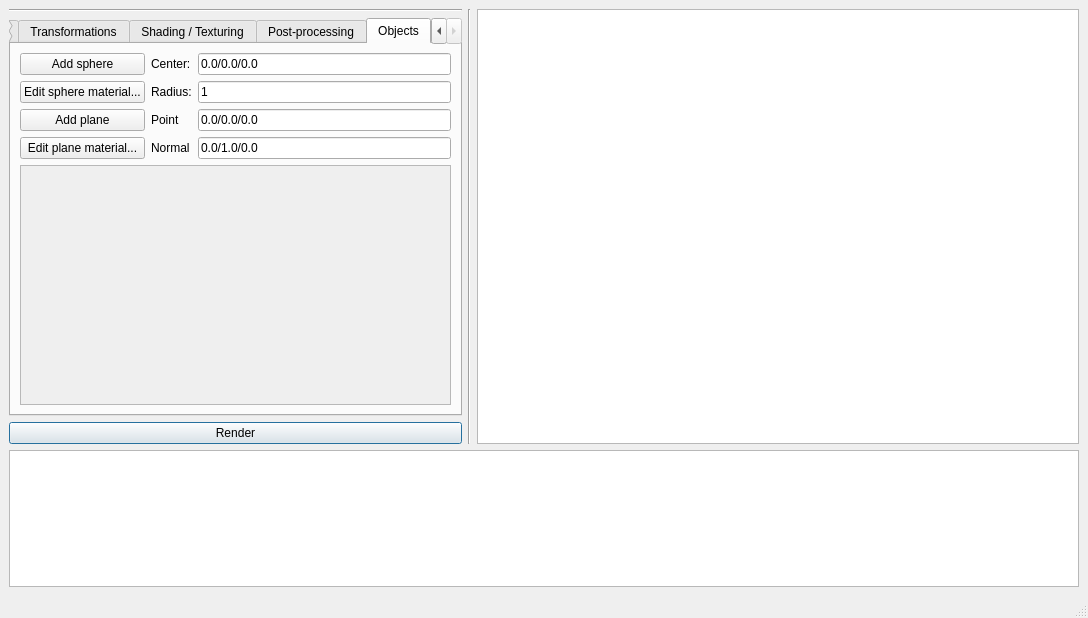
Before: the Qt Designer form tp2/projets/QT/mainwindow.ui in TomClabault/RayTracerCPP, drawn with Qt 5.
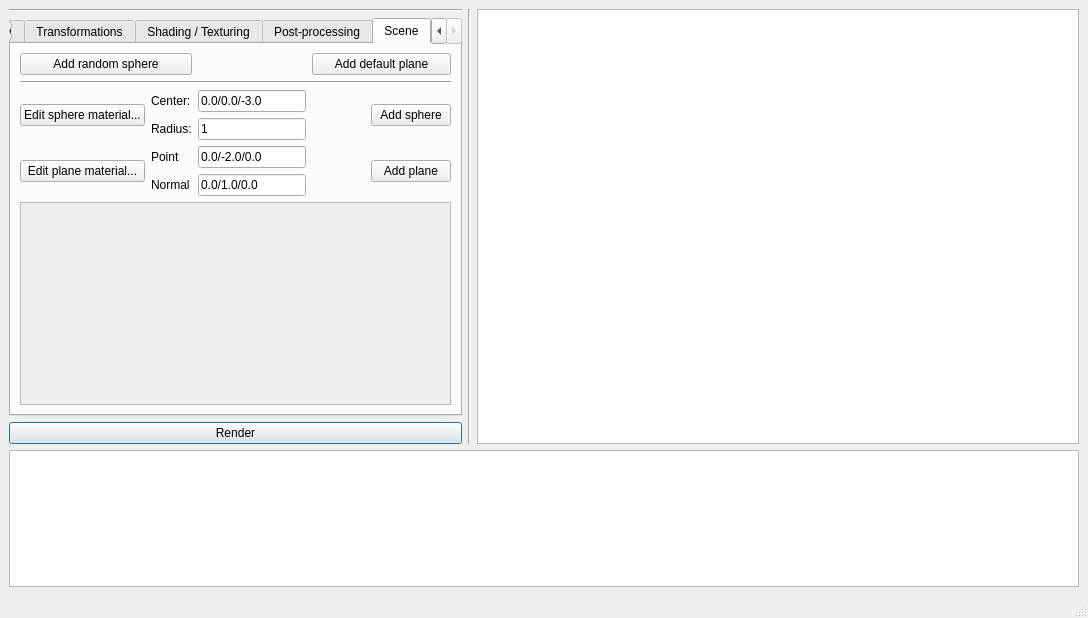
After: the same form once the commit is applied. The open tabs and pages were chosen to show the change.

Commit message: Add random sphere UI button. Add default sphere/plane. Default plane material. Fixed shadows computation errors

```diff
--- a/tp2/projets/QT/mainwindow.ui
+++ b/tp2/projets/QT/mainwindow.ui
@@ -1206,7 +1206,7 @@
           </widget>
           <widget class="QWidget" name="objects_tab">
            <attribute name="title">
-            <string>Objects</string>
+            <string>Scene</string>
            </attribute>
            <layout class="QGridLayout" name="gridLayout_14">
             <item row="2" column="0">
@@ -1226,7 +1226,7 @@
                  <x>0</x>
                  <y>0</y>
                  <width>427</width>
-                 <height>258</height>
+                 <height>219</height>
                 </rect>
                </property>
                <layout class="QGridLayout" name="gridLayout_15">
@@ -1251,47 +1251,35 @@
             </item>
             <item row="0" column="0">
              <layout class="QGridLayout" name="gridLayout_13">
-              <item row="3" column="2">
-               <widget class="QLineEdit" name="plane_point_edit">
-                <property name="sizePolicy">
-                 <sizepolicy hsizetype="Minimum" vsizetype="Fixed">
-                  <horstretch>0</horstretch>
-                  <verstretch>0</verstretch>
-                 </sizepolicy>
-                </property>
-                <property name="text">
-                 <string>0.0/0.0/0.0</string>
-                </property>
-               </widget>
-              </item>
-              <item row="3" column="0">
-               <widget class="QPushButton" name="add_plane_button">
-                <property name="text">
-                 <string>Add plane</string>
-                </property>
-               </widget>
-              </item>
-              <item row="1" column="2">
-               <widget class="QLineEdit" name="sphere_radius_edit">
-                <property name="sizePolicy">
-                 <sizepolicy hsizetype="Minimum" vsizetype="Fixed">
-                  <horstretch>0</horstretch>
-                  <verstretch>0</verstretch>
-                 </sizepolicy>
-                </property>
-                <property name="text">
-                 <string>1</string>
-                </property>
-               </widget>
-              </item>
-              <item row="1" column="0">
+              <item row="2" column="0" rowspan="2">
                <widget class="QPushButton" name="edit_sphere_material_button">
                 <property name="text">
                  <string>Edit sphere material...</string>
                 </property>
                </widget>
               </item>
-              <item row="1" column="1">
+              <item row="5" column="0" rowspan="2">
+               <widget class="QPushButton" name="edit_plane_material_button">
+                <property name="text">
+                 <string>Edit plane material...</string>
+                </property>
+               </widget>
+              </item>
+              <item row="0" column="0" colspan="2">
+               <widget class="QPushButton" name="add_random_sphere_button">
+                <property name="text">
+                 <string>Add random sphere</string>
+                </property>
+               </widget>
+              </item>
+              <item row="6" column="1">
+               <widget class="QLabel" name="plane_normal_label">
+                <property name="text">
+                 <string>Normal</string>
+                </property>
+               </widget>
+              </item>
+              <item row="3" column="1">
                <widget class="QLabel" name="sphere_radius_label">
                 <property name="sizePolicy">
                  <sizepolicy hsizetype="Minimum" vsizetype="Preferred">
@@ -1304,33 +1292,27 @@
                 </property>
                </widget>
               </item>
-              <item row="0" column="1">
-               <widget class="QLabel" name="sphere_center_label">
-                <property name="sizePolicy">
-                 <sizepolicy hsizetype="Minimum" vsizetype="Preferred">
-                  <horstretch>0</horstretch>
-                  <verstretch>0</verstretch>
-                 </sizepolicy>
-                </property>
+              <item row="6" column="2">
+               <widget class="QLineEdit" name="plane_normal_edit">
                 <property name="text">
-                 <string>Center:</string>
+                 <string>0.0/1.0/0.0</string>
                 </property>
                </widget>
               </item>
-              <item row="0" column="2">
-               <widget class="QLineEdit" name="sphere_center_edit">
-                <property name="sizePolicy">
-                 <sizepolicy hsizetype="Minimum" vsizetype="Fixed">
-                  <horstretch>0</horstretch>
-                  <verstretch>0</verstretch>
-                 </sizepolicy>
+              <item row="5" column="3" rowspan="2">
+               <spacer name="horizontalSpacer_3">
+                <property name="orientation">
+                 <enum>Qt::Horizontal</enum>
                 </property>
-                <property name="text">
-                 <string>0.0/0.0/0.0</string>
+                <property name="sizeHint" stdset="0">
+                 <size>
+                  <width>40</width>
+                  <height>20</height>
+                 </size>
                 </property>
-               </widget>
+               </spacer>
               </item>
-              <item row="0" column="0">
+              <item row="2" column="4" rowspan="2">
                <widget class="QPushButton" name="add_sphere_button">
                 <property name="sizePolicy">
                  <sizepolicy hsizetype="Minimum" vsizetype="Fixed">
@@ -1343,31 +1325,96 @@
                 </property>
                </widget>
               </item>
-              <item row="3" column="1">
+              <item row="5" column="2">
+               <widget class="QLineEdit" name="plane_point_edit">
+                <property name="sizePolicy">
+                 <sizepolicy hsizetype="Minimum" vsizetype="Fixed">
+                  <horstretch>0</horstretch>
+                  <verstretch>0</verstretch>
+                 </sizepolicy>
+                </property>
+                <property name="text">
+                 <string>0.0/-2.0/0.0</string>
+                </property>
+               </widget>
+              </item>
+              <item row="5" column="1">
                <widget class="QLabel" name="plane_point_label">
                 <property name="text">
                  <string>Point</string>
                 </property>
                </widget>
               </item>
-              <item row="4" column="1">
-               <widget class="QLabel" name="plane_normal_label">
+              <item row="2" column="2">
+               <widget class="QLineEdit" name="sphere_center_edit">
+                <property name="sizePolicy">
+                 <sizepolicy hsizetype="Minimum" vsizetype="Fixed">
+                  <horstretch>0</horstretch>
+                  <verstretch>0</verstretch>
+                 </sizepolicy>
+                </property>
                 <property name="text">
-                 <string>Normal</string>
+                 <string>0.0/0.0/-3.0</string>
                 </property>
                </widget>
               </item>
-              <item row="4" column="2">
-               <widget class="QLineEdit" name="plane_normal_edit">
+              <item row="2" column="1">
+               <widget class="QLabel" name="sphere_center_label">
+                <property name="sizePolicy">
+                 <sizepolicy hsizetype="Minimum" vsizetype="Preferred">
+                  <horstretch>0</horstretch>
+                  <verstretch>0</verstretch>
+                 </sizepolicy>
+                </property>
                 <property name="text">
-                 <string>0.0/1.0/0.0</string>
+                 <string>Center:</string>
                 </property>
                </widget>
               </item>
-              <item row="4" column="0">
-               <widget class="QPushButton" name="edit_plane_material_button">
+              <item row="5" column="4" rowspan="2">
+               <widget class="QPushButton" name="add_plane_button">
                 <property name="text">
-                 <string>Edit plane material...</string>
+                 <string>Add plane</string>
+                </property>
+               </widget>
+              </item>
+              <item row="3" column="2">
+               <widget class="QLineEdit" name="sphere_radius_edit">
+                <property name="sizePolicy">
+                 <sizepolicy hsizetype="Minimum" vsizetype="Fixed">
+                  <horstretch>0</horstretch>
+                  <verstretch>0</verstretch>
+                 </sizepolicy>
+                </property>
+                <property name="text">
+                 <string>1</string>
+                </property>
+               </widget>
+              </item>
+              <item row="0" column="3" colspan="2">
+               <widget class="QPushButton" name="add_default_plane_button">
+                <property name="text">
+                 <string>Add default plane</string>
+                </property>
+               </widget>
+              </item>
+              <item row="2" column="3" rowspan="2">
+               <spacer name="horizontalSpacer">
+                <property name="orientation">
+                 <enum>Qt::Horizontal</enum>
+                </property>
+                <property name="sizeHint" stdset="0">
+                 <size>
+                  <width>40</width>
+                  <height>20</height>
+                 </size>
+                </property>
+               </spacer>
+              </item>
+              <item row="1" column="0" colspan="5">
+               <widget class="Line" name="line_6">
+                <property name="orientation">
+                 <enum>Qt::Horizontal</enum>
                 </property>
                </widget>
               </item>
```
Left out of the diff: 4 changed lines with no effect on the pictures. The commit also changes 17 other files.
